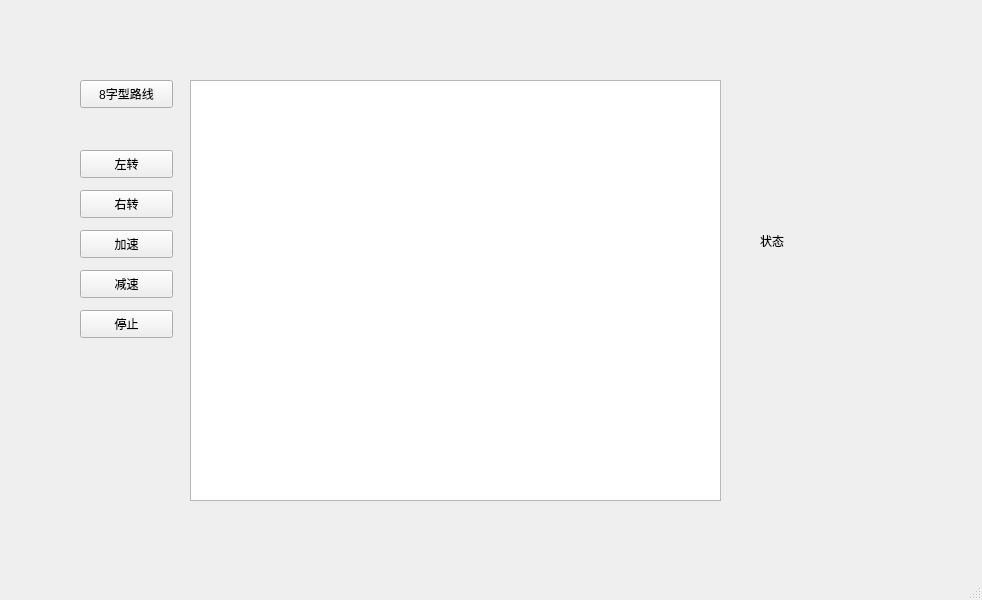
First picture: the form in mainwindow.ui, repository zhuzq2020/Qt_autoDrive, before the edit.
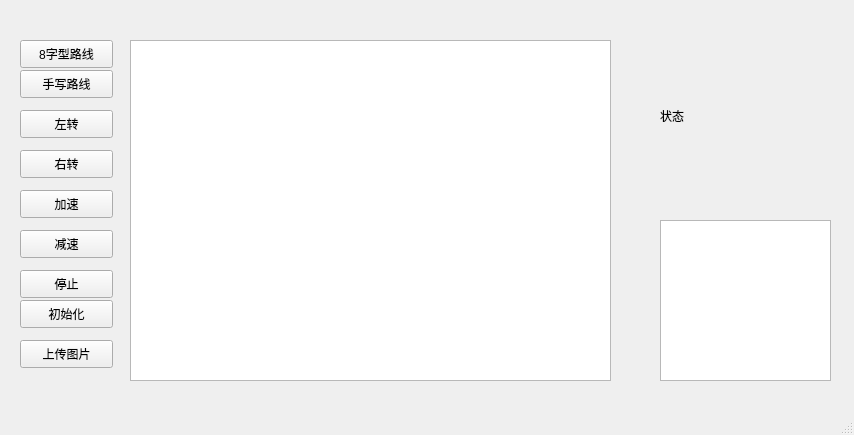
Second picture: the form after the edit.

What changed in the file:
```diff
--- a/mainwindow.ui
+++ b/mainwindow.ui
@@ -6,8 +6,8 @@
    <rect>
     <x>0</x>
     <y>0</y>
-    <width>982</width>
-    <height>600</height>
+    <width>854</width>
+    <height>435</height>
    </rect>
   </property>
   <property name="windowTitle">
@@ -17,18 +17,18 @@
    <widget class="QGraphicsView" name="graphicsView">
     <property name="geometry">
      <rect>
-      <x>190</x>
-      <y>80</y>
-      <width>531</width>
-      <height>421</height>
+      <x>130</x>
+      <y>40</y>
+      <width>481</width>
+      <height>341</height>
      </rect>
     </property>
    </widget>
    <widget class="QPushButton" name="btnLeft">
     <property name="geometry">
      <rect>
-      <x>80</x>
-      <y>150</y>
+      <x>20</x>
+      <y>110</y>
       <width>93</width>
       <height>28</height>
      </rect>
@@ -40,8 +40,8 @@
    <widget class="QPushButton" name="btnRight">
     <property name="geometry">
      <rect>
-      <x>80</x>
-      <y>190</y>
+      <x>20</x>
+      <y>150</y>
       <width>93</width>
       <height>28</height>
      </rect>
@@ -53,8 +53,8 @@
    <widget class="QPushButton" name="btnAccel">
     <property name="geometry">
      <rect>
-      <x>80</x>
-      <y>230</y>
+      <x>20</x>
+      <y>190</y>
       <width>93</width>
       <height>28</height>
      </rect>
@@ -66,8 +66,8 @@
    <widget class="QPushButton" name="btnDecel">
     <property name="geometry">
      <rect>
-      <x>80</x>
-      <y>270</y>
+      <x>20</x>
+      <y>230</y>
       <width>93</width>
       <height>28</height>
      </rect>
@@ -79,8 +79,8 @@
    <widget class="QPushButton" name="btnBrake">
     <property name="geometry">
      <rect>
-      <x>80</x>
-      <y>310</y>
+      <x>20</x>
+      <y>270</y>
       <width>93</width>
       <height>28</height>
      </rect>
@@ -92,10 +92,10 @@
    <widget class="QLabel" name="statusLabel">
     <property name="geometry">
      <rect>
-      <x>760</x>
-      <y>140</y>
-      <width>201</width>
-      <height>201</height>
+      <x>660</x>
+      <y>40</y>
+      <width>171</width>
+      <height>151</height>
      </rect>
     </property>
     <property name="text">
@@ -105,8 +105,8 @@
    <widget class="QPushButton" name="btnFigure8">
     <property name="geometry">
      <rect>
-      <x>80</x>
-      <y>80</y>
+      <x>20</x>
+      <y>40</y>
       <width>93</width>
       <height>28</height>
      </rect>
@@ -115,6 +115,55 @@
      <string>8字型路线</string>
     </property>
    </widget>
+   <widget class="QPushButton" name="loadButton">
+    <property name="geometry">
+     <rect>
+      <x>20</x>
+      <y>340</y>
+      <width>93</width>
+      <height>28</height>
+     </rect>
+    </property>
+    <property name="text">
+     <string>上传图片</string>
+    </property>
+   </widget>
+   <widget class="QGraphicsView" name="graphicsView_2">
+    <property name="geometry">
+     <rect>
+      <x>660</x>
+      <y>220</y>
+      <width>171</width>
+      <height>161</height>
+     </rect>
+    </property>
+   </widget>
+   <widget class="QPushButton" name="btnFigureHandWrite">
+    <property name="geometry">
+     <rect>
+      <x>20</x>
+      <y>70</y>
+      <width>93</width>
+      <height>28</height>
+     </rect>
+    </property>
+    <property name="text">
+     <string>手写路线</string>
+    </property>
+   </widget>
+   <widget class="QPushButton" name="initButton">
+    <property name="geometry">
+     <rect>
+      <x>20</x>
+      <y>300</y>
+      <width>93</width>
+      <height>28</height>
+     </rect>
+    </property>
+    <property name="text">
+     <string>初始化</string>
+    </property>
+   </widget>
   </widget>
   <widget class="QMenuBar" name="menubar">
    <property name="geometry">
```
Left out of the diff: 2 changed lines with no effect on the pictures.
